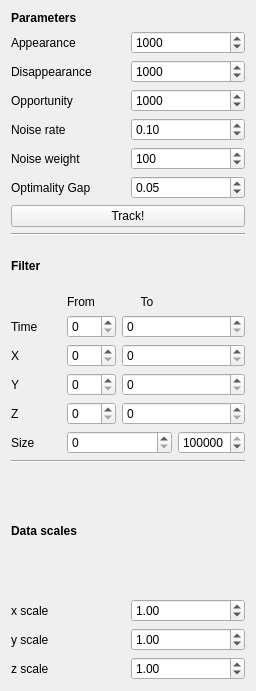
ilastik/ilastik, file ilastik/applets/tracking/drawer.ui: the form before one commit.
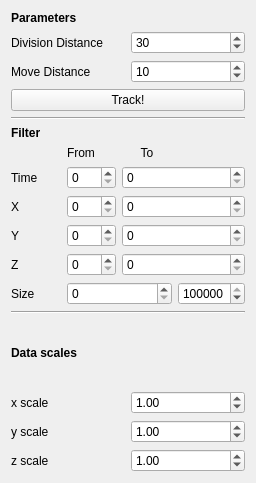
The form after the commit.

Diff of the .ui file:
```diff
--- a/ilastik/applets/tracking/drawer.ui
+++ b/ilastik/applets/tracking/drawer.ui
@@ -7,7 +7,7 @@
     <x>0</x>
     <y>0</y>
     <width>256</width>
-    <height>691</height>
+    <height>483</height>
    </rect>
   </property>
   <property name="sizePolicy">
@@ -49,115 +49,38 @@
      </item>
      <item>
       <layout class="QGridLayout" name="gridLayout_2">
-       <item row="3" column="1">
-        <widget class="QDoubleSpinBox" name="noiseRateSpinBox">
-         <property name="maximum">
-          <double>1.000000000000000</double>
-         </property>
-         <property name="singleStep">
-          <double>0.010000000000000</double>
-         </property>
-         <property name="value">
-          <double>0.100000000000000</double>
-         </property>
-        </widget>
-       </item>
-       <item row="0" column="1">
-        <widget class="QSpinBox" name="appSpinBox">
-         <property name="maximum">
-          <number>10000</number>
-         </property>
-         <property name="value">
-          <number>1000</number>
-         </property>
-        </widget>
-       </item>
-       <item row="1" column="0">
-        <widget class="QLabel" name="label_3">
-         <property name="text">
-          <string>Disappearance</string>
-         </property>
-        </widget>
-       </item>
-       <item row="5" column="1">
-        <widget class="QDoubleSpinBox" name="epGapSpinBox">
-         <property name="maximum">
-          <double>1.000000000000000</double>
-         </property>
-         <property name="singleStep">
-          <double>0.010000000000000</double>
-         </property>
-         <property name="value">
-          <double>0.050000000000000</double>
-         </property>
-        </widget>
-       </item>
-       <item row="2" column="1">
-        <widget class="QSpinBox" name="oppSpinBox">
-         <property name="maximum">
-          <number>10000</number>
-         </property>
-         <property name="value">
-          <number>1000</number>
-         </property>
-        </widget>
-       </item>
-       <item row="3" column="0">
-        <widget class="QLabel" name="label_4">
-         <property name="text">
-          <string>Noise rate</string>
-         </property>
-        </widget>
-       </item>
-       <item row="1" column="1">
-        <widget class="QSpinBox" name="disSpinBox">
-         <property name="maximum">
-          <number>10000</number>
-         </property>
-         <property name="value">
-          <number>1000</number>
-         </property>
-        </widget>
-       </item>
        <item row="2" column="0">
-        <widget class="QLabel" name="label_5">
+        <widget class="QLabel" name="label_3">
          <property name="text">
-          <string>Opportunity</string>
+          <string>Move Distance</string>
          </property>
         </widget>
        </item>
-       <item row="5" column="0">
-        <widget class="QLabel" name="label_6">
-         <property name="text">
-          <string>Optimality Gap</string>
-         </property>
-        </widget>
-       </item>
-       <item row="0" column="0">
+       <item row="1" column="0">
         <widget class="QLabel" name="label_2">
          <property name="text">
-          <string>Appearance</string>
+          <string>Division Distance</string>
          </property>
         </widget>
        </item>
-       <item row="4" column="0">
-        <widget class="QLabel" name="label_7">
-         <property name="text">
-          <string>Noise weight</string>
+       <item row="1" column="1">
+        <widget class="QSpinBox" name="divDistBox">
+         <property name="maximum">
+          <number>1000</number>
          </property>
+         <property name="value">
+          <number>30</number>
+         </property>
         </widget>
        </item>
-       <item row="4" column="1">
-        <widget class="QSpinBox" name="noiseWeightSpinBox">
+       <item row="2" column="1">
+        <widget class="QSpinBox" name="movDistBox">
          <property name="maximum">
-          <number>10000</number>
+          <number>1000</number>
          </property>
-         <property name="singleStep">
+         <property name="value">
           <number>10</number>
          </property>
-         <property name="value">
-          <number>100</number>
-         </property>
         </widget>
        </item>
       </layout>
```
